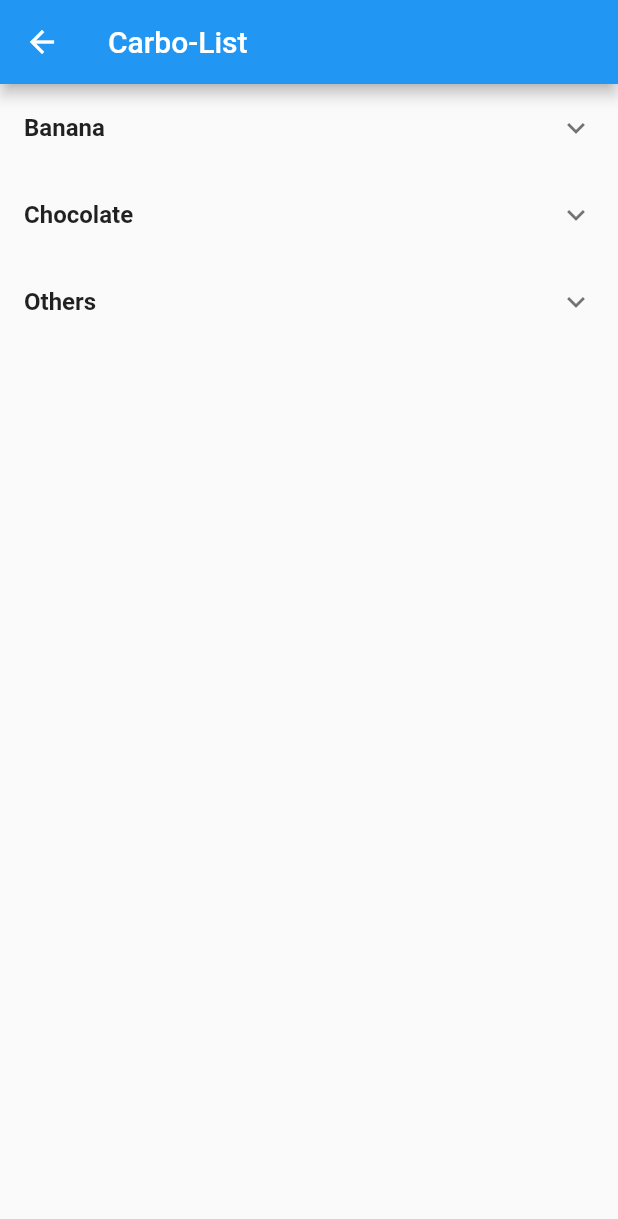
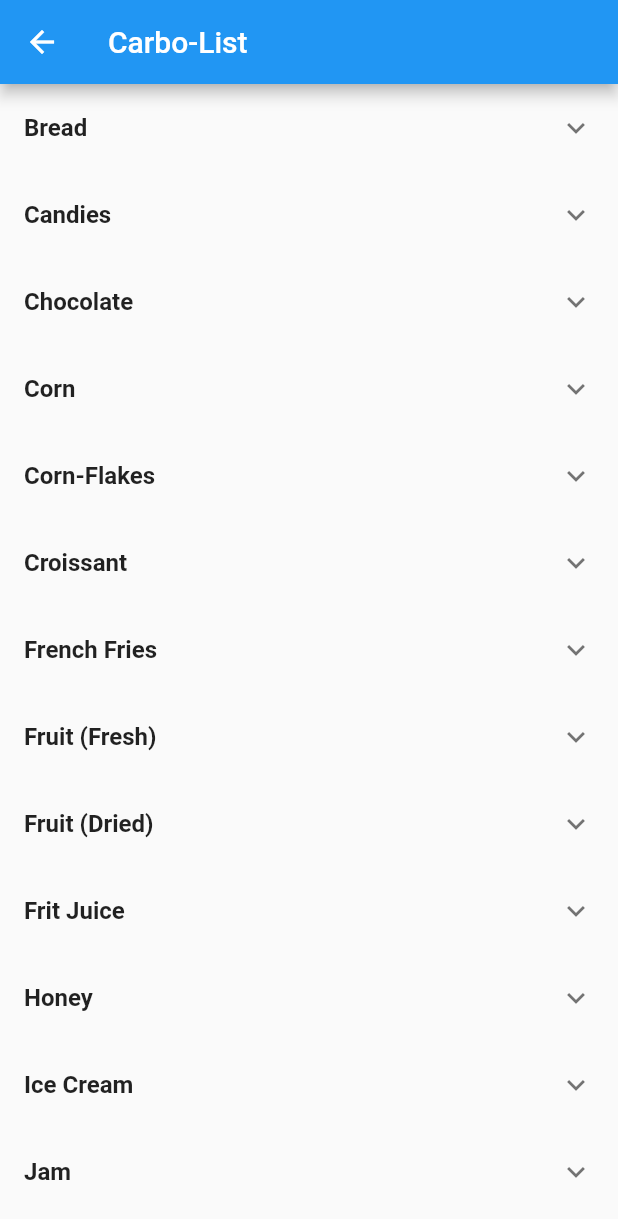
Before and after one commit to DavideBombassei/CarboTracker, a Flutter app: the CarboList screen opened by its route, on a phone screen of 412 x 824 dp. Shown: the top 1219 px of the screen. Run offline on Flutter 3.47's test engine with Material 2 defaults, Android fonts, the phone set to English and light mode, and no system bars; our stand-ins replace table_calendar; missing offline and left inert: dynamic_themes.

Commit message:
CarboList updated, now with working tiles

```diff
--- a/app19/lib/screens/carbolist.dart
+++ b/app19/lib/screens/carbolist.dart
@@ -1,13 +1,42 @@
+import 'package:flutter/foundation.dart';
 import 'package:flutter/material.dart';
 
+int carb = 0;
+
 class CarboList extends StatefulWidget {
-  const CarboList({Key? key}) : super(key: key);
-
   @override
   State<CarboList> createState() => _CarboListState();
 }
 
 class _CarboListState extends State<CarboList> {
+  void _addCarbo10() {
+    setState(() {
+      carb += 10;
+      print(carb);
+    });
+  }
+
+  void _addCarbo1() {
+    setState(() {
+      carb += 1;
+      print(carb);
+    });
+  }
+
+  void _removeCarbo10() {
+    setState(() {
+      carb -= 10;
+      print(carb);
+    });
+  }
+
+  void _removeCarbo1() {
+    setState(() {
+      carb -= 1;
+      print(carb);
+    });
+  }
+
   @override
   Widget build(BuildContext context) {
     return Container(
@@ -17,56 +46,87 @@ class _CarboListState extends State<CarboList> {
       ),
       body: ListView(
         children: [
-          TileGenerator('Banana'),
-          TileGenerator('Chocolate'),
-          TileGenerator('Others')
+          _carboListTile('Bread'),
+          _carboListTile('Candies'),
+          _carboListTile('Chocolate'),
+          _carboListTile('Corn'),
+          _carboListTile('Corn-Flakes'),
+          _carboListTile('Croissant'),
+          _carboListTile('French Fries'),
+          _carboListTile('Fruit (Fresh)'),
+          _carboListTile('Fruit (Dried)'),
+          _carboListTile('Frit Juice'),
+          _carboListTile('Honey'),
+          _carboListTile('Ice Cream'),
+          _carboListTile('Jam'),
+          _carboListTile('Legumes'),
+          _carboListTile('Milk'),
+          _carboListTile('Nutella'),
+          _carboListTile('Pasta'),
+          _carboListTile('Pizza'),
+          _carboListTile('Rice'),
+          _carboListTile('Sugar'),
+          _carboListTile('Vegetables'),
         ],
       ),
     ));
   }
-}
 
-//Ad Hoc Widget written to semplify the generation of tiles in the carbolist.
-//In future could be also used by users to add unlisted food
-Widget TileGenerator(String Title) {
-  int carb = 0;
-
+  Widget _carboListTile(String _title) {
     return ExpansionTile(
       title: Text(
-      Title,
+        _title,
         style: TextStyle(fontWeight: FontWeight.bold),
       ),
       children: [
         Row(
           children: [
-          Column(
+            Row(
               mainAxisAlignment: MainAxisAlignment.start,
               children: [
                 IconButton(
-                onPressed: () {},
-                icon: Icon(Icons.add),
+                  onPressed: () {
+                    setState(() {
+                      _addCarbo10();
+                    });
+                  },
+                  icon: const Icon(Icons.add),
                   color: Colors.green,
                 ),
                 IconButton(
-                onPressed: () {},
+                  onPressed: () {
+                    setState(() {
+                      _removeCarbo10();
+                    });
+                  },
                   icon: Icon(Icons.remove),
                   color: Colors.red,
                 ),
               ],
             ),
             Row(
-            children: [Text('       $carb       ')],
+              children: [Text('       ${carb}g       ')],
             ),
             Column(
+              children: [
+                Row(
                   mainAxisAlignment: MainAxisAlignment.end,
                   children: [
                     IconButton(
-                onPressed: () {},
+                      onPressed: () {
+                        setState(() {
+                          _addCarbo1();
+                        });
+                      },
                       icon: Icon(Icons.add),
                       color: Colors.green,
                     ),
                     IconButton(
-                onPressed: () {},
+                      onPressed: () {
+                        setState(() {
+                          _removeCarbo1();
+                        });
+                      },
                       icon: Icon(Icons.remove),
                       color: Colors.red,
                     ),
@@ -75,5 +135,8 @@ Widget TileGenerator(String Title) {
               ],
             ),
           ],
+        ),
+      ],
     );
   }
+}
```
Lines whose indentation alone changed are shown as unchanged.
